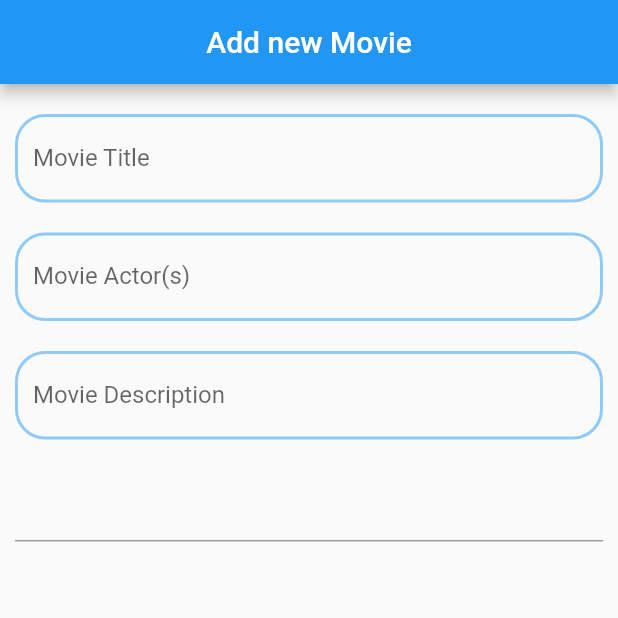
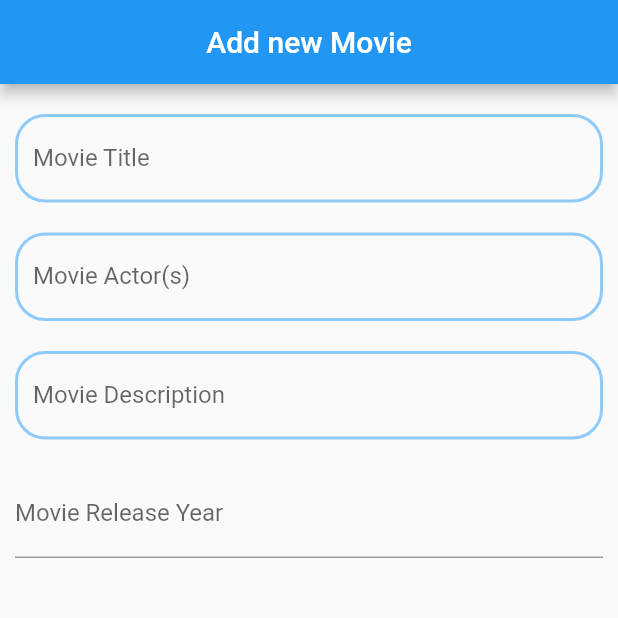
Before and after one commit to johnnylyimo/Flutter_MovieRental, a Flutter app: the screen it shows after launch, on a phone screen of 412 x 824 dp, the top half of it. Run offline on Flutter 3.47's test engine with Material 2 defaults, Android fonts, the phone set to English and light mode, and no system bars; our stand-ins replace sqflite; accounts and stored records are empty.

Commit message:
Defined TextFormField 4 InputDecoration labelText

```diff
--- a/lib/screens/add_movie.dart
+++ b/lib/screens/add_movie.dart
@@ -97,7 +97,9 @@ class _AddMovieState extends State<AddMovie> {
                 ),
                 TextFormField(
                   controller: descController,
-                  decoration: InputDecoration(),
+                  decoration: InputDecoration(
+                    labelText: 'Movie Release Year',
+                  ),
                   validator: (val) =>
                       val.isEmpty ? 'Please enter Movie released year' : null,
                 ),
```
